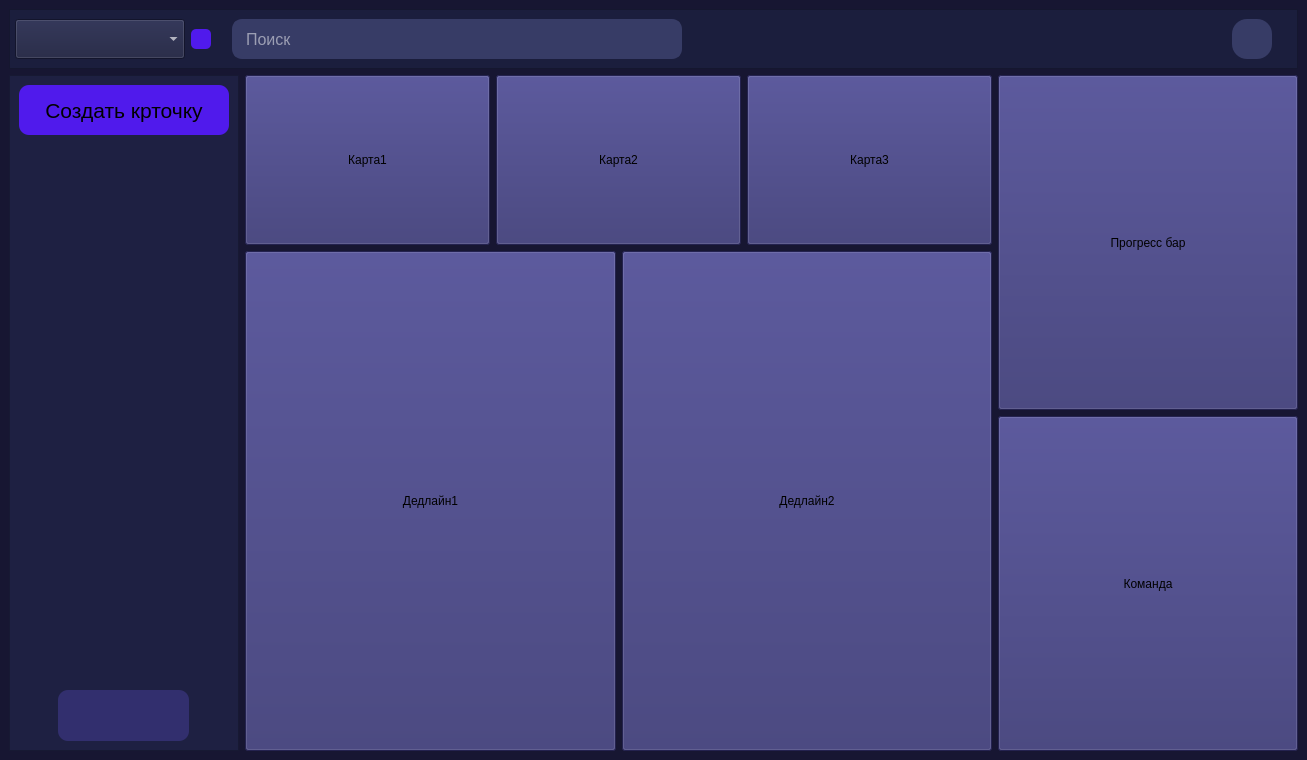
Old version of the form interfaces/main_page.ui in the repository ArtShibaev/Bugtracker.
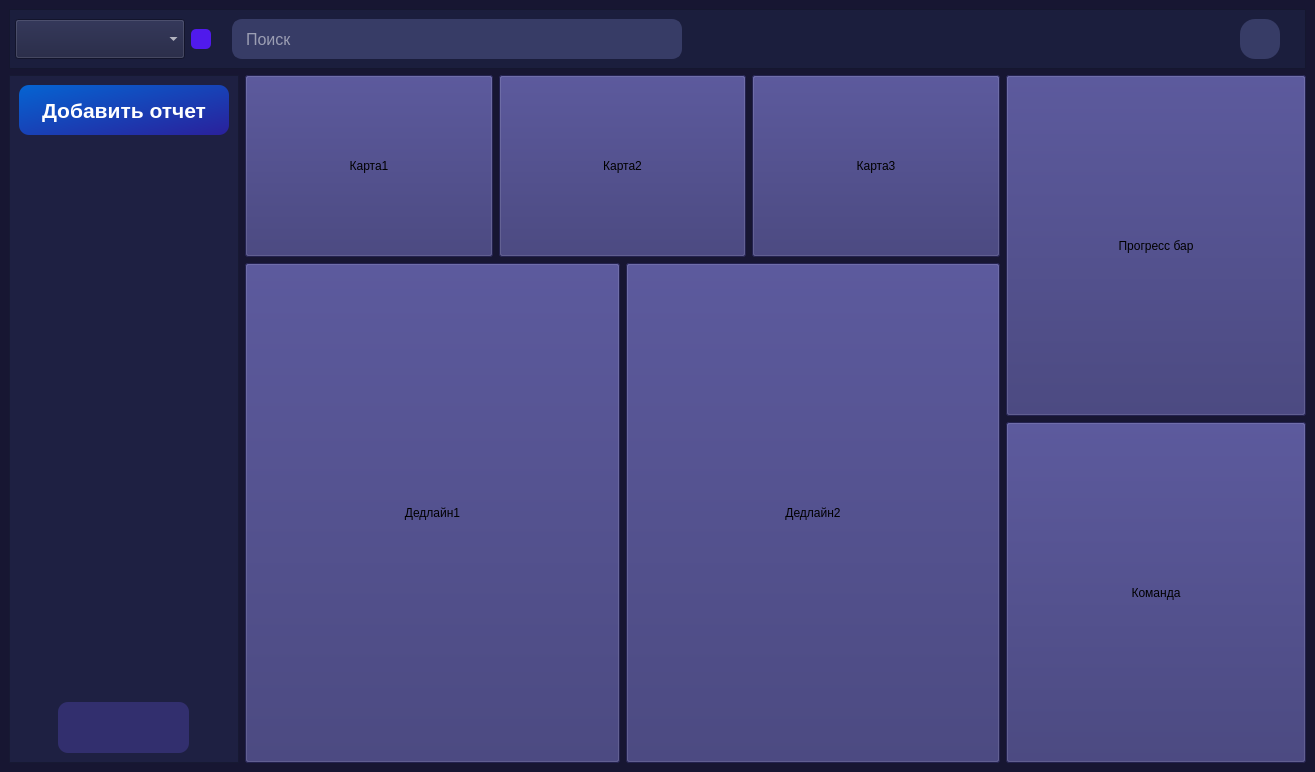
New version of the form.

Commit message: Изменена кнопка создания бага

The edit to the form file:
```diff
--- a/interfaces/main_page.ui
+++ b/interfaces/main_page.ui
@@ -6,8 +6,8 @@
    <rect>
     <x>0</x>
     <y>0</y>
-    <width>1307</width>
-    <height>760</height>
+    <width>1315</width>
+    <height>772</height>
    </rect>
   </property>
   <property name="windowTitle">
@@ -287,18 +287,23 @@
              </property>
              <property name="font">
               <font>
-               <pointsize>16</pointsize>
+               <pointsize>-1</pointsize>
+               <weight>99</weight>
+               <bold>true</bold>
               </font>
              </property>
              <property name="cursor">
               <cursorShape>PointingHandCursor</cursorShape>
              </property>
              <property name="styleSheet">
-              <string notr="true">background: #501AEC;
-border-radius: 10px;</string>
+              <string notr="true">background-color: qlineargradient(spread:pad, x1:0, y1:0, x2:1, y2:1, stop:0 rgba(5, 100, 210, 255), stop:1 rgba(42, 32, 155, 255));
+border-radius: 10px;
+color: white;
+font-weight: 800;
+font-size: 21px;</string>
              </property>
              <property name="text">
-              <string>Создать крточку</string>
+              <string>Добавить отчет</string>
              </property>
             </widget>
            </item>
```
